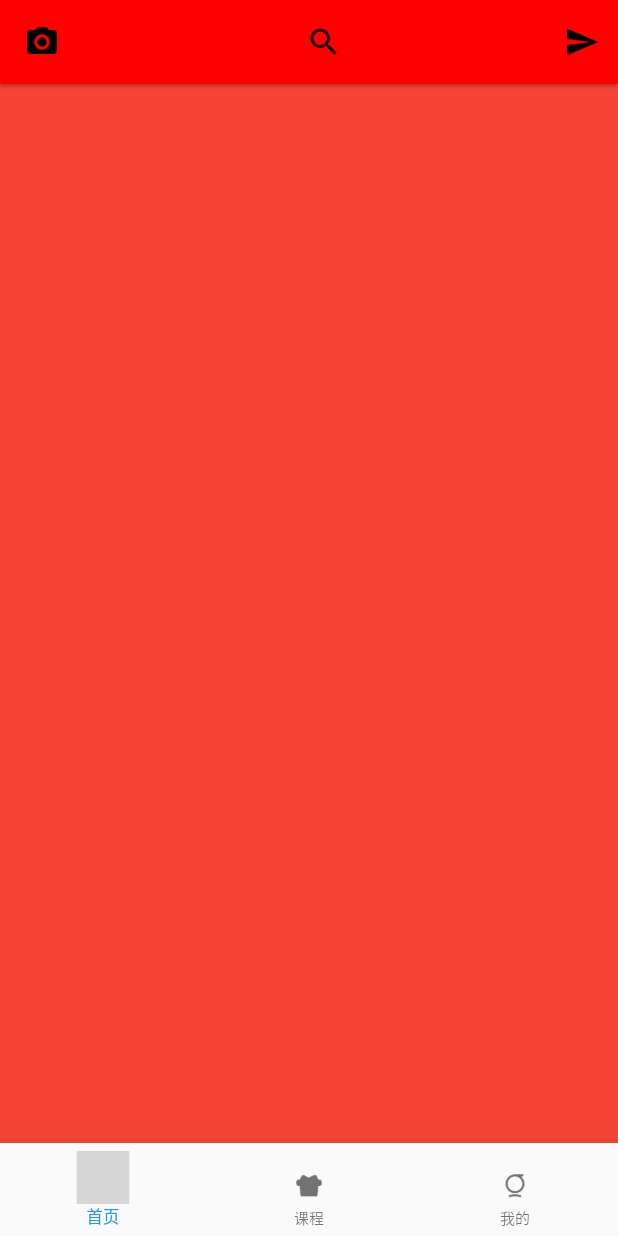
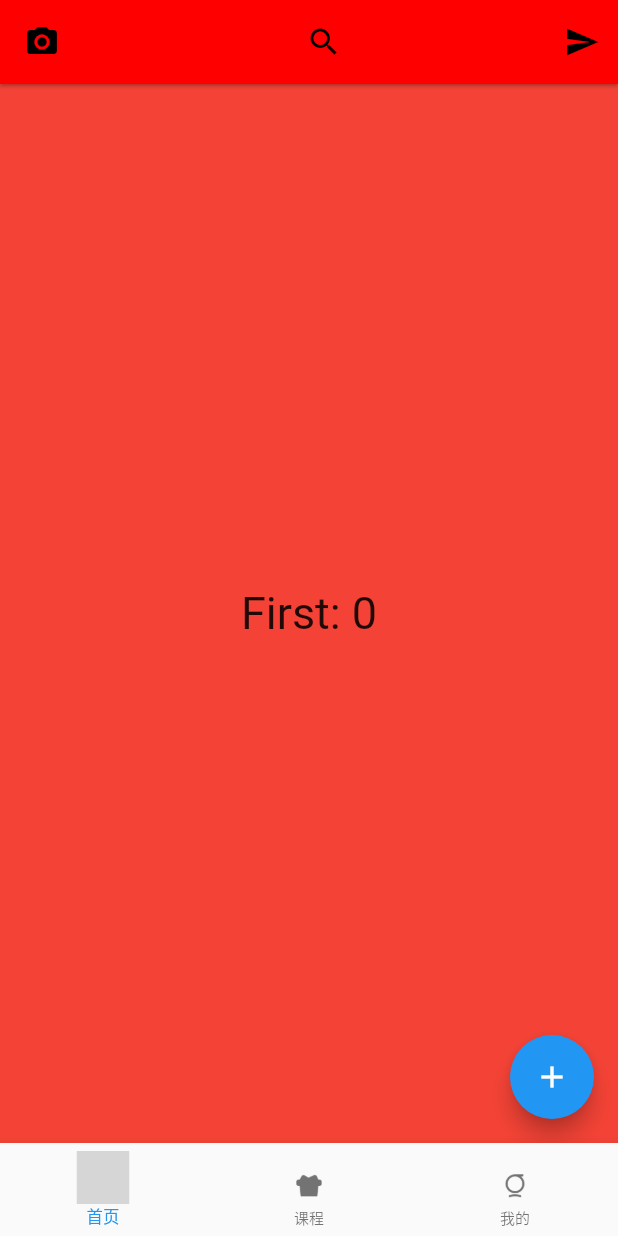
Before and after one commit to Jiuaim/FlutterFun, a Flutter app: the screen it shows after launch, on a phone screen of 412 x 824 dp. Run offline on Flutter 3.47's test engine with Material 2 defaults, Android fonts, the phone set to English and light mode, and no system bars; missing offline and left inert: svgaplayer_flutter; grey boxes are pictures that could not be loaded.

Commit message:
keep alive 1

```diff
--- a/lib/xt_home.dart
+++ b/lib/xt_home.dart
@@ -1,6 +1,11 @@
 import 'package:flutter/material.dart';
 
-class XTHome extends StatelessWidget {
+class XTHome extends StatefulWidget {
+  @override
+  State<StatefulWidget> createState() => new XTHomeState();
+}
+
+class XTHomeState extends State<XTHome> {
   final topBar = AppBar(
     backgroundColor: Color(0xffff0000),
     centerTitle: true,
@@ -14,11 +19,25 @@ class XTHome extends StatelessWidget {
     ],
   );
 
+  int count = 0;
+  void addCount() {
+    setState(() {
+      this.count++;
+    });
+  }
+
   @override
   Widget build(BuildContext context) {
     return Scaffold(
       appBar: topBar,
       backgroundColor: Colors.red,
+      body: Center(
+          child: Text('First: $count', style: TextStyle(fontSize: 30))
+      ),
+      floatingActionButton: FloatingActionButton(
+        onPressed: addCount,
+        child: Icon(Icons.add),
+      )
     );
   }
 }
--- a/lib/xt_pageManage.dart
+++ b/lib/xt_pageManage.dart
@@ -11,7 +11,7 @@ class XTPageManage extends StatefulWidget {
 
 class XTPageManageState extends State<XTPageManage> {
   var curPageIndex = 0;
-  var pageList = [XTHome(), XTCourse(), XTProfile()];
+  final pageList = [XTHome(), XTCourse(), XTProfile()];
 
   void onTap(index) {
     setState(() {
@@ -47,7 +47,7 @@ class XTPageManageState extends State<XTPageManage> {
         selectedFontSize: 11,
         unselectedFontSize: 10,
       ),
-      body: pageList[this.curPageIndex],
+      body: IndexedStack(index: curPageIndex, children: pageList,),
     );
   }
 }
--- a/lib/xt_profile.dart
+++ b/lib/xt_profile.dart
@@ -1,4 +1,5 @@
 import 'package:flutter/material.dart';
+import 'package:testapp/xt_commonCell.dart';
 
 class XTProfile extends StatelessWidget {
   final topBar = AppBar(
@@ -18,6 +19,7 @@ class XTProfile extends StatelessWidget {
     return Scaffold(
       appBar: null,
       backgroundColor: Colors.green,
+      body: XTCommonCell(),
     );
   }
 }
--- a/pubspec.yaml
+++ b/pubspec.yaml
@@ -50,6 +50,12 @@ flutter:
    - assets/tabbar/svg/ic_tabbar_home_sel.svga
    - assets/tabbar/svg/ic_tabbar_course_sel.svga
    - assets/tabbar/svg/ic_tabbar_profile_sel.svga
+   - assets/profile/bg_profile.png
+   - assets/profile/ic_profile_faq.png
+   - assets/profile/ic_profile_feedBack.png
+   - assets/profile/ic_profile_message.png
+   - assets/profile/ic_profile_setting.png
+   - assets/common/ic_cell_more_indicator.png
 
   # An image asset can refer to one or more resolution-specific "variants", see
   # https://flutter.dev/assets-and-images/#resolution-aware.
```
Also changed, not shown: lib/xt_commonCell.dart (added, +17 -0 lines), lib/xt_course.dart (+20 -1 lines), assets/common/2.0x/ic_cell_more_indicator.png (added), assets/common/3.0x/ic_cell_more_indicator.png (added), assets/profile/2.0x/bg_profile.png (added), assets/profile/2.0x/ic_profile_faq.png (added), assets/profile/2.0x/ic_profile_feedBack.png (added), assets/profile/2.0x/ic_profile_message.png (added), assets/profile/2.0x/ic_profile_setting.png (added), assets/profile/3.0x/bg_profile.png (added), assets/profile/3.0x/ic_profile_faq.png (added), assets/profile/3.0x/ic_profile_feedBack.png (added), assets/profile/3.0x/ic_profile_message.png (added), assets/profile/3.0x/ic_profile_setting.png (added).
